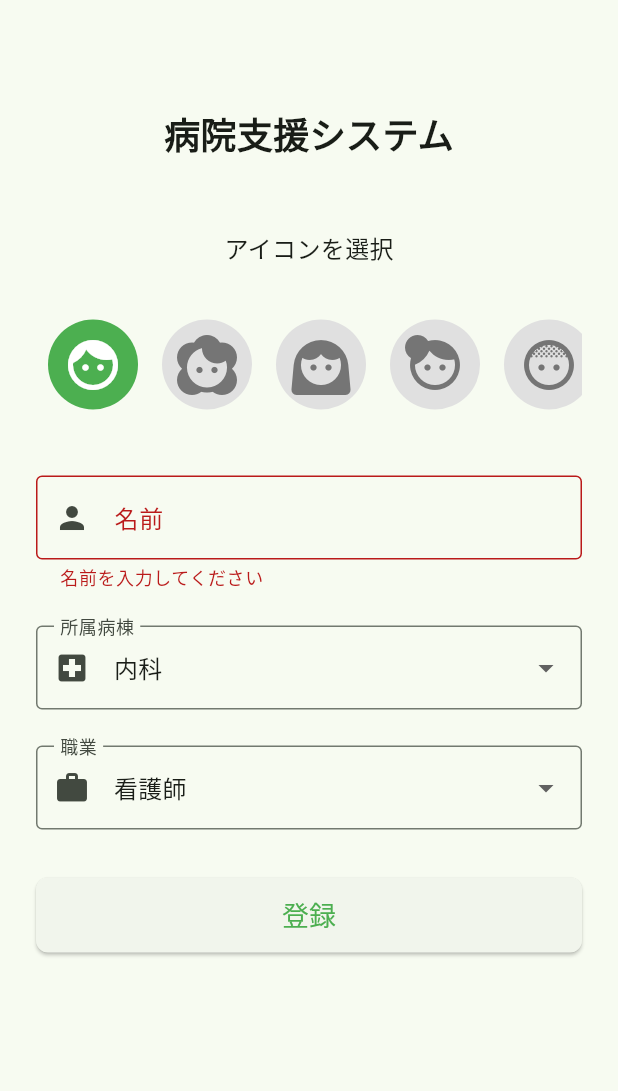
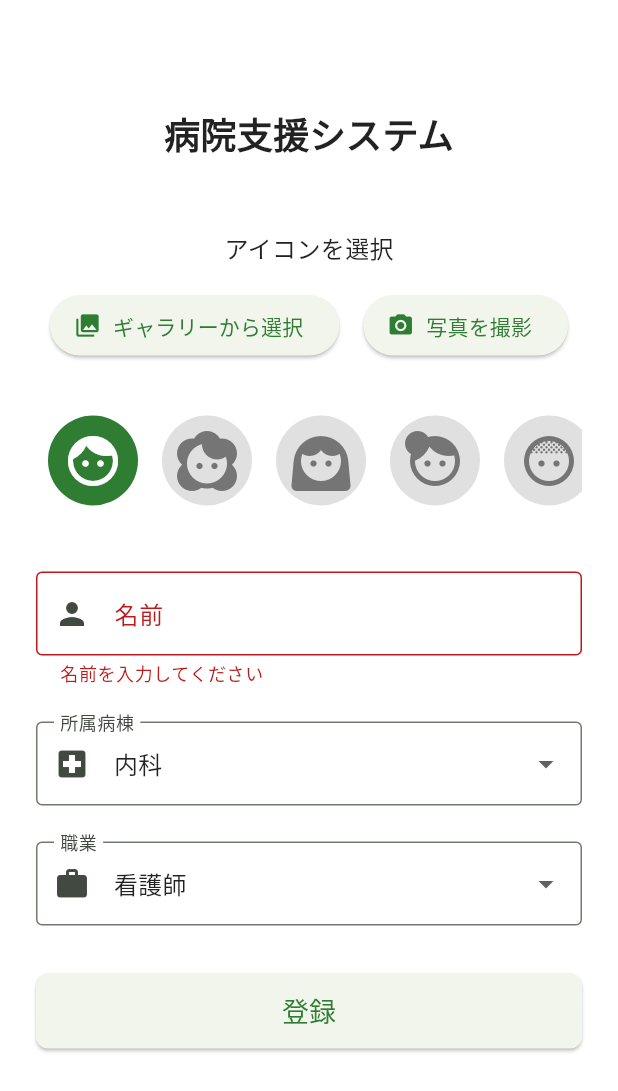
Before and after one commit to nagoyan55/healthcare-support, a Flutter app: the screen it shows after launch, after a tap on "登録", on a phone screen of 412 x 824 dp. Shown: the top 1091 px of the screen. Run offline on Flutter 3.47's test engine with Material 3 defaults, Android fonts, the phone set to English and light mode, and no system bars; our stand-ins replace image_picker, shared_preferences.

Commit message:
done by akihashi (#1)

```diff
--- a/lib/main.dart
+++ b/lib/main.dart
@@ -18,12 +18,31 @@ class MyApp extends StatelessWidget {
       title: 'ほすさぽくん',
       theme: ThemeData(
         colorScheme: ColorScheme.fromSeed(
-          seedColor: const Color(0xFF4CAF50), // メインカラーを緑系に変更
-          primary: const Color(0xFF4CAF50),
-          secondary: const Color(0xFF81C784),
-          tertiary: const Color(0xFFC8E6C9),
+          seedColor: const Color(0xFF2E7D32), // より濃い緑に変更
+          primary: const Color(0xFF2E7D32),
+          secondary: const Color(0xFF66BB6A),
+          tertiary: const Color(0xFFA5D6A7),
+          background: const Color(0xFFF5F5F5),
+          surface: Colors.white,
+          onPrimary: Colors.white,
+          onSecondary: Colors.black,
+          onTertiary: Colors.black87,
+          onBackground: Colors.black,
+          onSurface: Colors.black87,
+          brightness: Brightness.light,
         ),
         useMaterial3: true,
+        textTheme: const TextTheme(
+          bodyLarge: TextStyle(color: Colors.black87, fontSize: 16),
+          bodyMedium: TextStyle(color: Colors.black87, fontSize: 14),
+          titleLarge: TextStyle(
+              color: Colors.black, fontSize: 22, fontWeight: FontWeight.bold),
+        ),
+        appBarTheme: const AppBarTheme(
+          backgroundColor: Color(0xFF2E7D32),
+          foregroundColor: Colors.white,
+          elevation: 0,
+        ),
       ),
       home: const LoginScreen(),
       routes: {
--- a/lib/screens/login_screen.dart
+++ b/lib/screens/login_screen.dart
@@ -1,4 +1,7 @@
 import 'package:flutter/material.dart';
+import 'package:image_picker/image_picker.dart';
+import 'package:shared_preferences/shared_preferences.dart';
+import 'dart:io';
 
 class LoginScreen extends StatefulWidget {
   const LoginScreen({super.key});
@@ -9,10 +12,11 @@ class LoginScreen extends StatefulWidget {
 
 class _LoginScreenState extends State<LoginScreen> {
   final _formKey = GlobalKey<FormState>();
-  String _name = '';
+  final TextEditingController _nameController = TextEditingController();
   String _selectedWard = '内科';
   String _selectedOccupation = '看護師';
   int _selectedIconIndex = 0;
+  File? _imageFile;
 
   final List<String> _wards = ['内科', '外科', '小児科', '産婦人科', '精神科'];
   final List<String> _occupations = ['看護師', '医師', '薬剤師', '理学療法士', '作業療法士'];
@@ -25,10 +29,61 @@ class _LoginScreenState extends State<LoginScreen> {
     Icons.face_6,
   ];
 
-  void _handleSubmit() {
+  @override
+  void initState() {
+    super.initState();
+    _loadSavedName();
+  }
+
+  @override
+  void dispose() {
+    _nameController.dispose();
+    super.dispose();
+  }
+
+  Future<void> _loadSavedName() async {
+    final prefs = await SharedPreferences.getInstance();
+    final savedName = prefs.getString('user_name');
+    if (savedName != null) {
+      setState(() {
+        _nameController.text = savedName;
+      });
+    }
+  }
+
+  Future<void> _pickImage() async {
+    final ImagePicker picker = ImagePicker();
+    final XFile? image = await picker.pickImage(source: ImageSource.gallery);
+
+    if (image != null) {
+      setState(() {
+        _imageFile = File(image.path);
+        _selectedIconIndex = -1; // カスタム画像を選択した場合
+      });
+    }
+  }
+
+  Future<void> _takePicture() async {
+    final ImagePicker picker = ImagePicker();
+    final XFile? image = await picker.pickImage(source: ImageSource.camera);
+
+    if (image != null) {
+      setState(() {
+        _imageFile = File(image.path);
+        _selectedIconIndex = -1; // カスタム画像を選択した場合
+      });
+    }
+  }
+
+  Future<void> _handleSubmit() async {
     if (_formKey.currentState!.validate()) {
       _formKey.currentState!.save();
-      // TODO: Save user data
+
+      // ユーザー名を保存
+      final prefs = await SharedPreferences.getInstance();
+      await prefs.setString('user_name', _nameController.text);
+
+      if (!mounted) return;
       Navigator.pushReplacementNamed(context, '/ward_selection');
     }
   }
@@ -57,6 +112,29 @@ class _LoginScreenState extends State<LoginScreen> {
                 // アイコン選択
                 const Text('アイコンを選択', style: TextStyle(fontSize: 16)),
                 const SizedBox(height: 16),
+                Row(
+                  mainAxisAlignment: MainAxisAlignment.center,
+                  children: [
+                    ElevatedButton.icon(
+                      onPressed: _pickImage,
+                      icon: const Icon(Icons.photo_library),
+                      label: const Text('ギャラリーから選択'),
+                    ),
+                    const SizedBox(width: 16),
+                    ElevatedButton.icon(
+                      onPressed: _takePicture,
+                      icon: const Icon(Icons.camera_alt),
+                      label: const Text('写真を撮影'),
+                    ),
+                  ],
+                ),
+                const SizedBox(height: 16),
+                if (_imageFile != null)
+                  CircleAvatar(
+                    radius: 50,
+                    backgroundImage: FileImage(_imageFile!),
+                  )
+                else
                   SizedBox(
                     height: 100,
                     child: ListView.builder(
@@ -69,6 +147,7 @@ class _LoginScreenState extends State<LoginScreen> {
                             onTap: () {
                               setState(() {
                                 _selectedIconIndex = index;
+                                _imageFile = null;
                               });
                             },
                             child: CircleAvatar(
@@ -93,6 +172,7 @@ class _LoginScreenState extends State<LoginScreen> {
 
                 // 名前入力
                 TextFormField(
+                  controller: _nameController,
                   decoration: const InputDecoration(
                     labelText: '名前',
                     border: OutlineInputBorder(),
@@ -103,9 +183,6 @@ class _LoginScreenState extends State<LoginScreen> {
                       return '名前を入力してください';
                     }
                     return null;
-                  },
-                  onSaved: (value) {
-                    _name = value!;
                   },
                 ),
                 const SizedBox(height: 24),
--- a/lib/screens/todo_tab_screen.dart
+++ b/lib/screens/todo_tab_screen.dart
@@ -289,7 +289,8 @@ class _TodoTabScreenState extends State<TodoTabScreen> {
                                         },
                                         activeColor: Colors.green,
                                         shape: RoundedRectangleBorder(
-                                          borderRadius: BorderRadius.circular(3),
+                                          borderRadius:
+                                              BorderRadius.circular(3),
                                         ),
                                       ),
                                     ),
--- a/lib/screens/ward_selection_screen.dart
+++ b/lib/screens/ward_selection_screen.dart
@@ -44,8 +44,8 @@ class WardSelectionScreen extends StatelessWidget {
             child: ListTile(
               title: Text(ward['name']!),
               trailing: isCurrentWard
-                ? const Icon(Icons.home, color: Colors.blue)
-                : const Icon(Icons.arrow_forward_ios),
+                  ? const Icon(Icons.home, color: Colors.blue)
+                  : const Icon(Icons.arrow_forward_ios),
               tileColor: isCurrentWard ? Colors.blue.withOpacity(0.1) : null,
               onTap: () {
                 Navigator.pushNamed(
--- a/pubspec.yaml
+++ b/pubspec.yaml
@@ -31,10 +31,11 @@ dependencies:
   flutter:
     sdk: flutter
 
-
   # The following adds the Cupertino Icons font to your application.
   # Use with the CupertinoIcons class for iOS style icons.
   cupertino_icons: ^1.0.6
+  shared_preferences: ^2.2.2
+  image_picker: ^1.0.7
 
 dev_dependencies:
   flutter_test:
```
Also changed, not shown: lib/screens/chat_tab_screen.dart (+22 -12 lines), lib/screens/my_page_screen.dart (+4 -3 lines), lib/screens/patient_selection_screen.dart (+7 -3 lines), lib/screens/profile_tab_screen.dart (+4 -3 lines), pubspec.lock, 5 other files. Lines whose indentation alone changed are shown as unchanged.
